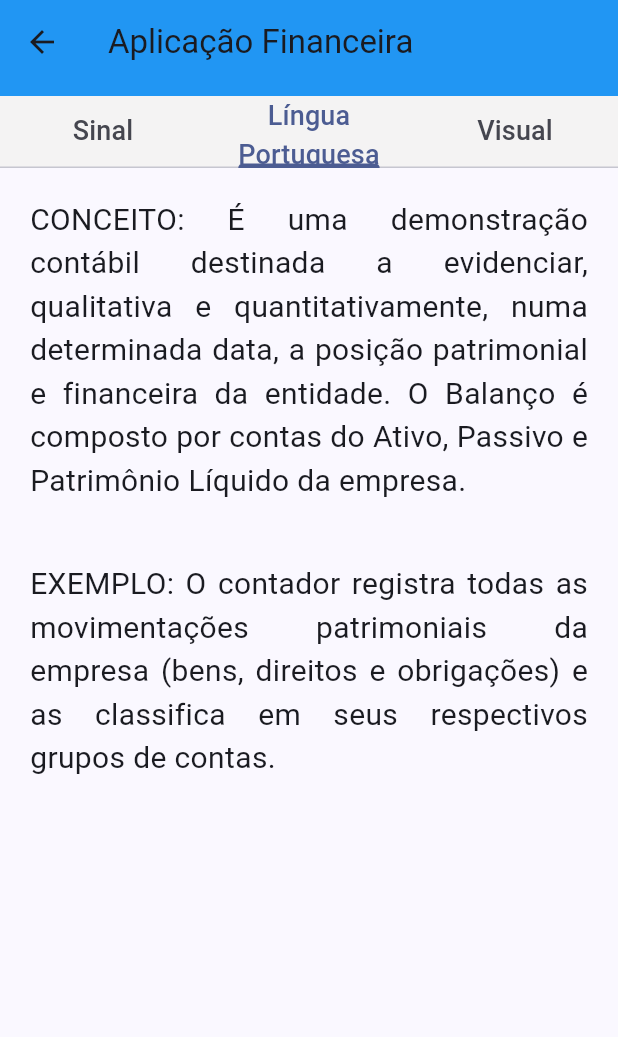
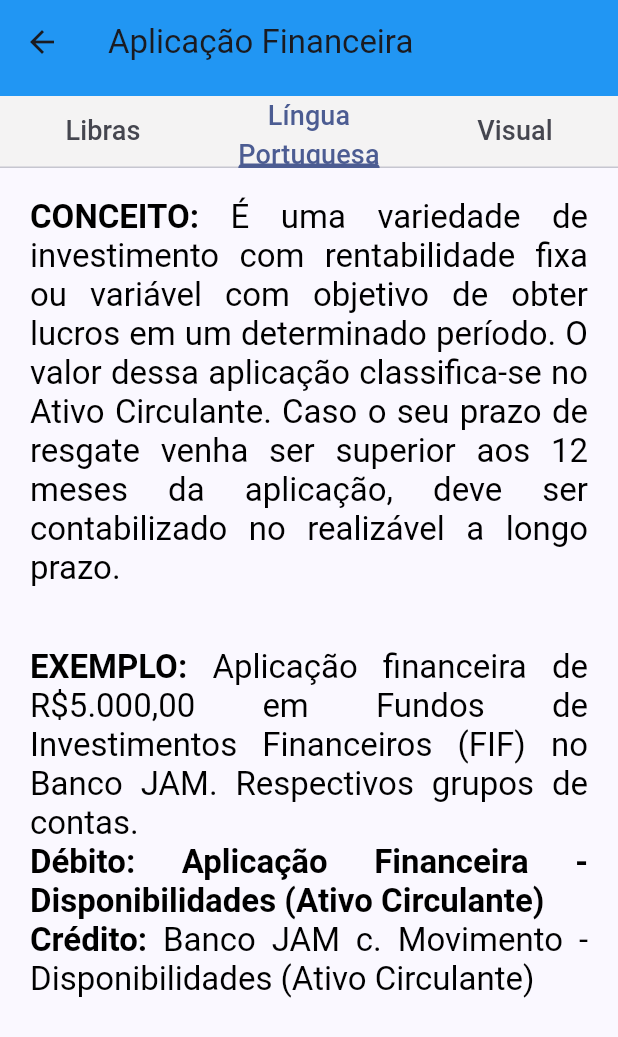
Before and after one commit to gabRochaOliv/conta-libras, a Flutter app: the AplicacaoFinanceiraPage screen opened directly, tab 2 chosen, on a phone screen of 412 x 824 dp. Shown: the top 1037 px of the screen. Run offline on Flutter 3.47's test engine with Material 3 defaults, Android fonts, the phone set to English and light mode, and no system bars; our stand-ins replace video_player.

Commit message:
Correção de erros e melhorando aspectos textuais

```diff
--- a/lib/AplicacaoFinanceiraPage.dart
+++ b/lib/AplicacaoFinanceiraPage.dart
@@ -23,7 +23,7 @@ class _AplicacaoFinanceiraPageState extends State<AplicacaoFinanceiraPage>
     _tabController = TabController(length: 3, vsync: this);
     _tabController.addListener(_handleTabSelection);
     _videoController = VideoPlayerController.asset(
-      'aplicacao-financeira.mp4',
+      'assets/VideosTermos/aplicacao-financeira.mp4',
     );
 
     _initializeVideoPlayer();
@@ -67,33 +67,89 @@ class _AplicacaoFinanceiraPageState extends State<AplicacaoFinanceiraPage>
   Widget build(BuildContext context) {
     _tabContents = [
       _buildVideoPlayerTab(),
-      Column(
+      SingleChildScrollView(
+        child: Column(
           crossAxisAlignment: CrossAxisAlignment.start,
           children: [
             Padding(
               padding: EdgeInsets.all(20.0),
-            child: Text(
-              'CONCEITO: É uma demonstração contábil destinada a '
-              'evidenciar, qualitativa e quantitativamente, numa determinada '
-              'data, a posição patrimonial e financeira da entidade. O Balanço '
-              'é composto por contas do Ativo, Passivo e Patrimônio Líquido '
-              'da empresa.',
+              child: RichText(
+                text: TextSpan(
+                  children: [
+                    TextSpan(
+                      text: 'CONCEITO: ',
+                      style: TextStyle(
+                        fontSize: 22.0,
+                        fontWeight: FontWeight.bold,
+                        color: Colors.black,
+                      ),
+                    ),
+                    TextSpan(
+                      text:
+                          'É uma variedade de investimento com rentabilidade fixa ou variável com objetivo de obter lucros em um determinado período. O valor dessa aplicação classifica-se no Ativo Circulante. Caso o seu prazo de resgate venha ser superior aos 12 meses da aplicação, deve ser contabilizado no realizável a longo prazo.',
+                      style: TextStyle(
+                        fontSize: 22.0,
+                        color: Colors.black,
+                      ),
+                    ),
+                  ],
+                ),
                 textAlign: TextAlign.justify,
-              style: TextStyle(fontSize: 20.0),
               ),
             ),
             Padding(
               padding: EdgeInsets.all(20.0),
-            child: Text(
-              'EXEMPLO: '
-              'O contador registra todas as movimentações patrimoniais '
-              'da empresa (bens, direitos e obrigações) e as classifica em seus '
-              'respectivos grupos de contas.',
-              textAlign: TextAlign.justify,
-              style: TextStyle(fontSize: 20.0),
+              child: RichText(
+                text: TextSpan(
+                  children: [
+                    TextSpan(
+                      text: 'EXEMPLO: ',
+                      style: TextStyle(
+                        fontSize: 22.0,
+                        fontWeight: FontWeight.bold,
+                        color: Colors.black,
+                      ),
+                    ),
+                    TextSpan(
+                      text:
+                          'Aplicação financeira de R\$5.000,00 em Fundos de Investimentos Financeiros (FIF) no Banco JAM. Respectivos grupos de contas.\n',
+                      style: TextStyle(
+                        fontSize: 22.0,
+                        color: Colors.black,
+                      ),
+                    ),
+                    TextSpan(
+                      text:
+                          'Débito: Aplicação Financeira - Disponibilidades (Ativo Circulante)\n ',
+                      style: TextStyle(
+                        fontSize: 22.0,
+                        fontWeight: FontWeight.bold,
+                        color: Colors.black,
+                      ),
+                    ),
+                    TextSpan(
+                      text: 'Crédito: ',
+                      style: TextStyle(
+                        fontSize: 22.0,
+                        fontWeight: FontWeight.bold,
+                        color: Colors.black,
+                      ),
+                    ),
+                    TextSpan(
+                      text:
+                          'Banco JAM c. Movimento - Disponibilidades (Ativo Circulante)',
+                      style: TextStyle(
+                        fontSize: 22.0,
+                        color: Colors.black,
                       ),
                     ),
                   ],
+                ),
+                textAlign: TextAlign.justify,
+              ),
+            ),
+          ],
+        ),
       ),
       Column(
         mainAxisAlignment: MainAxisAlignment.center,
@@ -107,7 +163,7 @@ class _AplicacaoFinanceiraPageState extends State<AplicacaoFinanceiraPage>
             ),
           ),
           Image.asset(
-            'assets/sinal-balanco.png',
+            'assets/ImagensTermos/Aplicacao-Financeira.png',
             height: 200,
             width: 400,
           ),
@@ -120,7 +176,7 @@ class _AplicacaoFinanceiraPageState extends State<AplicacaoFinanceiraPage>
             ),
           ),
           Image.asset(
-            'assets/tabela-balanco.png',
+            'assets/ImagensTermos/Aplicacao-Financeira2.png',
             height: 200,
             width: 400,
           ),
@@ -144,7 +200,7 @@ class _AplicacaoFinanceiraPageState extends State<AplicacaoFinanceiraPage>
                 tabs: [
                   Tab(
                     child: Text(
-                      'Sinal',
+                      'Libras',
                       textAlign: TextAlign.center,
                     ),
                   ),
--- a/pubspec.yaml
+++ b/pubspec.yaml
@@ -45,5 +45,7 @@ flutter:
     - assets/Bem Vindo2.mp4
     - assets/sinal-balanco.png
     - assets/tabela-balanco.png
-    - assets/aplicacao-financeira.mp4
-    - assets/Caixa.mp4
+    - assets/VideosTermos/aplicacao-financeira.mp4
+    - assets/VideosTermos/Caixa.mp4
+    - assets/ImagensTermos/Aplicacao-Financeira.png
+    - assets/ImagensTermos/Aplicacao-Financeira2.png
```
Also changed, not shown: assets/ImagensTermos/Aplicacao-Financeira.png (added), assets/ImagensTermos/Aplicacao-Financeira2.png (added), 4 other files. Lines whose indentation alone changed are shown as unchanged.
